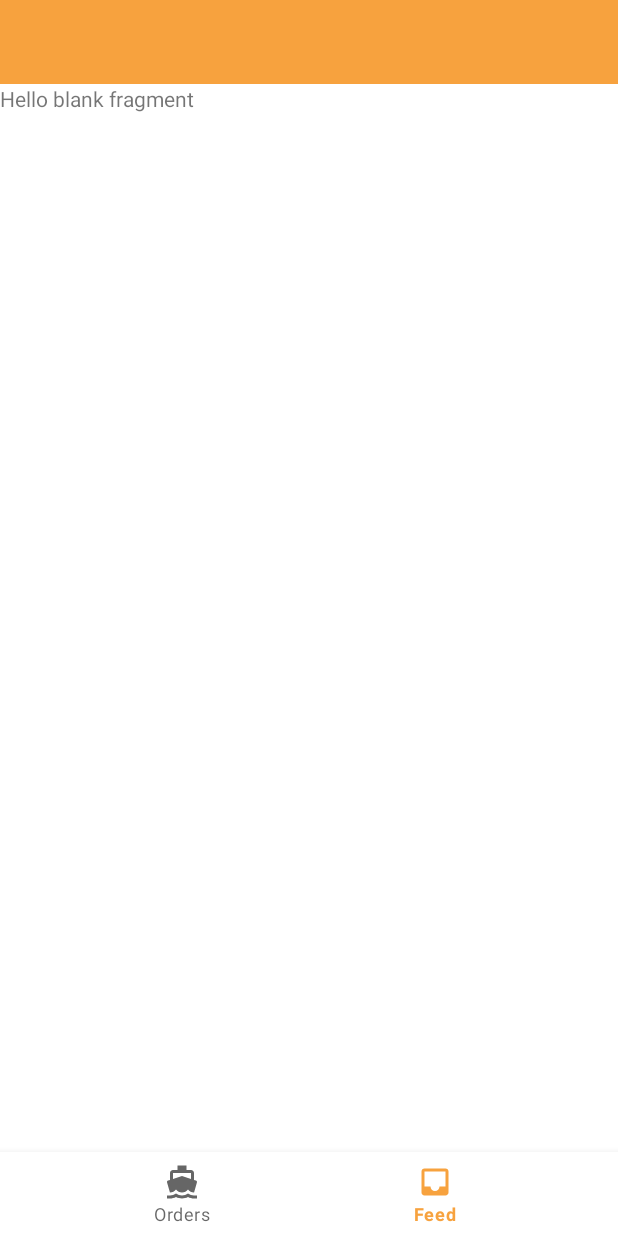
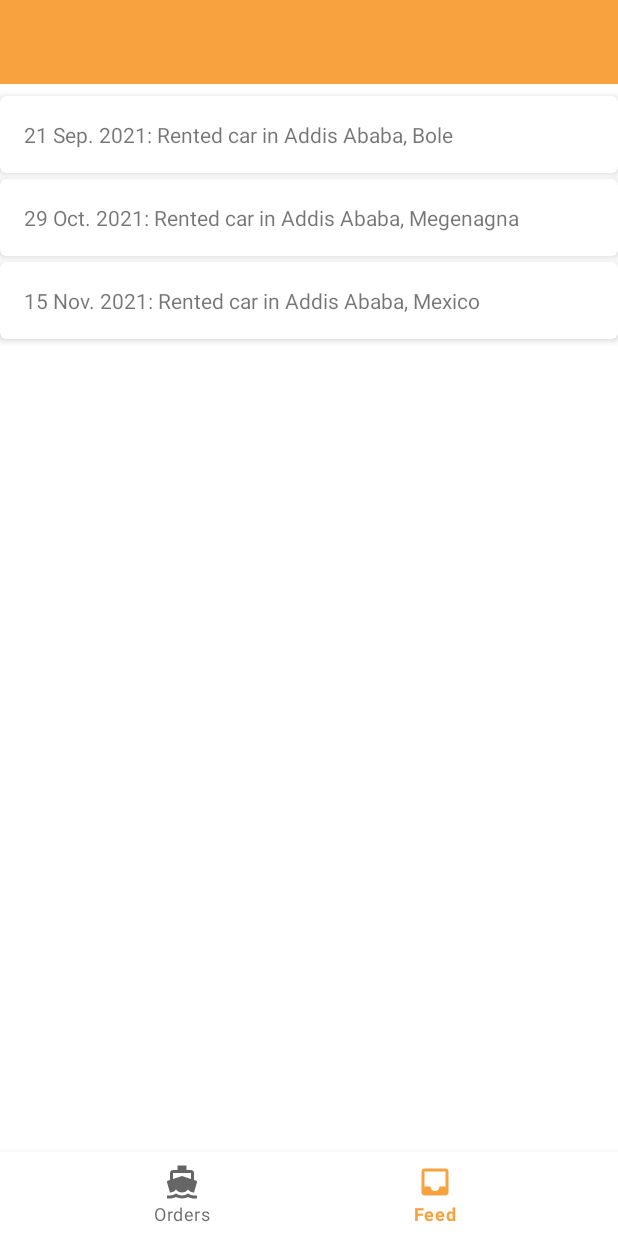
Before and after one commit to yamlakyam/Rent-A-Car, an Android app: the screen it shows after launch (MainActivity), item 2 of the bottom bar chosen, on a phone screen of 412 x 824 dp. Run offline under Robolectric (Android 15) with nearby library versions, the phone set to English and light mode, and no system bars; our stand-ins replace navigation-ui.

Commit message:
added a hardcoded text to the orders fragment

```diff
--- a/app/src/main/res/layout/fragment_orders.xml
+++ b/app/src/main/res/layout/fragment_orders.xml
@@ -1,14 +1,67 @@
 <?xml version="1.0" encoding="utf-8"?>
-<FrameLayout xmlns:android="http://schemas.android.com/apk/res/android"
+<androidx.constraintlayout.widget.ConstraintLayout xmlns:android="http://schemas.android.com/apk/res/android"
+    xmlns:app="http://schemas.android.com/apk/res-auto"
     xmlns:tools="http://schemas.android.com/tools"
     android:layout_width="match_parent"
     android:layout_height="match_parent"
     tools:context=".OrdersFragment">
 
-    <!-- TODO: Update blank fragment layout -->
-    <TextView
+    <com.google.android.material.card.MaterialCardView
+        android:id="@+id/card1"
         android:layout_width="match_parent"
-        android:layout_height="match_parent"
-        android:text="@string/hello_blank_fragment" />
+        android:layout_height="wrap_content"
+        android:layout_marginTop="8dp"
+        app:cardElevation="3dp"
+        app:cardMaxElevation="3dp"
+        app:layout_constraintEnd_toEndOf="parent"
+        app:layout_constraintStart_toStartOf="parent"
+        app:layout_constraintTop_toTopOf="parent">
 
-</FrameLayout>
+        <TextView
+            android:layout_width="match_parent"
+            android:layout_height="wrap_content"
+            android:padding="16dp"
+            android:text="21 Sep. 2021: Rented car in Addis Ababa, Bole" />
+
+    </com.google.android.material.card.MaterialCardView>
+
+    <com.google.android.material.card.MaterialCardView
+        android:id="@+id/card2"
+        android:layout_width="match_parent"
+        android:layout_height="wrap_content"
+        android:layout_marginTop="4dp"
+        app:cardElevation="3dp"
+        app:cardMaxElevation="3dp"
+        app:layout_constraintEnd_toEndOf="parent"
+        app:layout_constraintStart_toStartOf="parent"
+        app:layout_constraintTop_toBottomOf="@+id/card1">
+
+        <TextView
+            android:layout_width="match_parent"
+            android:layout_height="wrap_content"
+            android:padding="16dp"
+            android:text="29 Oct. 2021: Rented car in Addis Ababa, Megenagna" />
+
+    </com.google.android.material.card.MaterialCardView>
+
+    <com.google.android.material.card.MaterialCardView
+        android:id="@+id/card3"
+        android:layout_width="match_parent"
+        android:layout_height="wrap_content"
+        android:layout_marginTop="4dp"
+        app:cardElevation="3dp"
+        app:cardMaxElevation="3dp"
+        app:layout_constraintEnd_toEndOf="parent"
+        app:layout_constraintStart_toStartOf="parent"
+        app:layout_constraintTop_toBottomOf="@+id/card2">
+
+        <TextView
+            android:layout_width="match_parent"
+            android:layout_height="wrap_content"
+            android:padding="16dp"
+            android:text="15 Nov. 2021: Rented car in Addis Ababa, Mexico" />
+
+    </com.google.android.material.card.MaterialCardView>
+
+
+</androidx.constraintlayout.widget.ConstraintLayout>
```
